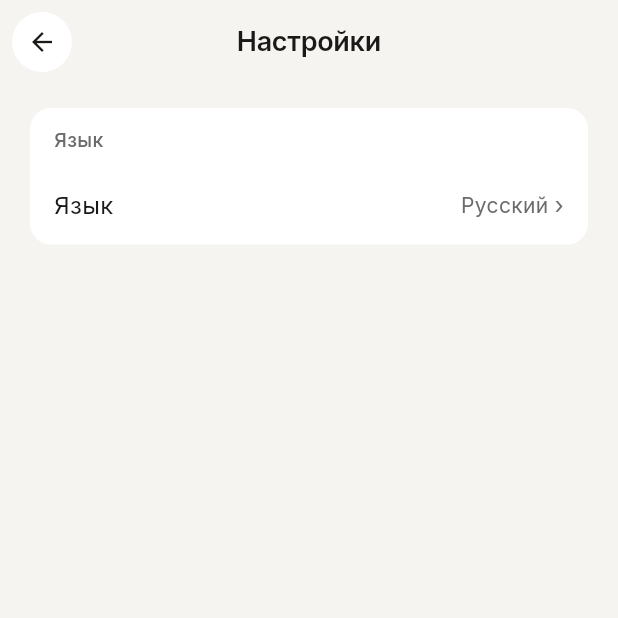
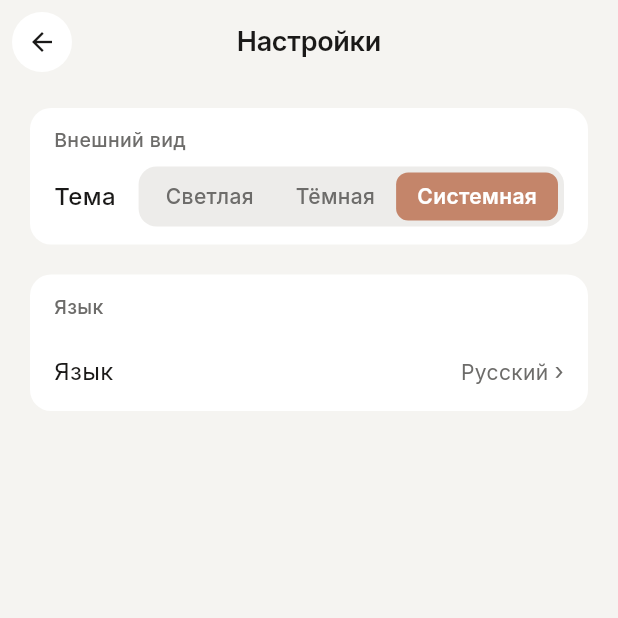
Before and after one commit to matolg/tono, a Flutter app: the screen it shows after launch, after a tap on the "settings" icon, on a phone screen of 412 x 824 dp, the top half of it. Run offline on Flutter 3.47's test engine with Material 3 defaults, Android fonts, the phone set to English and light mode, and no system bars; our stand-ins replace flutter_riverpod, go_router, google_fonts, shared_preferences.

Commit message:
feat: add theme switching and settings screen (step 6)

```diff
--- a/lib/app/app.dart
+++ b/lib/app/app.dart
@@ -3,6 +3,7 @@ import 'package:flutter_localizations/flutter_localizations.dart';
 import 'package:flutter_riverpod/flutter_riverpod.dart';
 
 import '../core/providers/locale_notifier.dart';
+import '../core/providers/theme_mode_notifier.dart';
 import '../l10n/app_localizations.dart';
 import 'router.dart';
 import 'theme/app_theme.dart';
@@ -13,13 +14,14 @@ class App extends ConsumerWidget {
   @override
   Widget build(BuildContext context, WidgetRef ref) {
     final locale = ref.watch(localeProvider);
+    final themeMode = ref.watch(themeModeProvider);
 
     return MaterialApp.router(
       title: 'Tono',
       debugShowCheckedModeBanner: false,
       theme: AppTheme.light,
       darkTheme: AppTheme.dark,
-      themeMode: ThemeMode.system,
+      themeMode: themeMode,
       routerConfig: appRouter,
       locale: locale,
       supportedLocales: AppLocalizations.supportedLocales,
--- /dev/null
+++ b/lib/core/providers/theme_mode_notifier.dart
@@ -0,0 +1,30 @@
+import 'package:flutter/material.dart';
+import 'package:flutter_riverpod/flutter_riverpod.dart';
+import 'package:shared_preferences/shared_preferences.dart';
+
+class ThemeModeNotifier extends Notifier<ThemeMode> {
+  static const _key = 'theme_mode';
+
+  @override
+  ThemeMode build() => ThemeMode.system;
+
+  Future<void> load() async {
+    final prefs = await SharedPreferences.getInstance();
+    final value = prefs.getString(_key);
+    if (value != null) {
+      state = ThemeMode.values.firstWhere(
+        (m) => m.name == value,
+        orElse: () => ThemeMode.system,
+      );
+    }
+  }
+
+  Future<void> setThemeMode(ThemeMode mode) async {
+    final prefs = await SharedPreferences.getInstance();
+    await prefs.setString(_key, mode.name);
+    state = mode;
+  }
+}
+
+final themeModeProvider =
+    NotifierProvider<ThemeModeNotifier, ThemeMode>(ThemeModeNotifier.new);
--- a/lib/features/settings/presentation/settings_screen.dart
+++ b/lib/features/settings/presentation/settings_screen.dart
@@ -4,8 +4,10 @@ import 'package:go_router/go_router.dart';
 
 import '../../../app/theme/app_text_styles.dart';
 import '../../../core/providers/locale_notifier.dart';
+import '../../../core/providers/theme_mode_notifier.dart';
 import '../../../l10n/app_localizations.dart';
 import '../../../shared/widgets/app_bar_widget.dart';
+import '../../../shared/widgets/segment_control.dart';
 
 class SettingsScreen extends ConsumerWidget {
   const SettingsScreen({super.key});
@@ -14,22 +16,44 @@ class SettingsScreen extends ConsumerWidget {
   Widget build(BuildContext context, WidgetRef ref) {
     final l10n = AppLocalizations.of(context)!;
     final currentLocale = ref.watch(localeProvider);
+    final themeMode = ref.watch(themeModeProvider);
     final colorScheme = Theme.of(context).colorScheme;
-    final isDark = Theme.of(context).brightness == Brightness.dark;
-
     final currentLangLabel =
         currentLocale.languageCode == 'ru' ? 'Русский' : 'English';
+
+    final themeModes = [ThemeMode.light, ThemeMode.dark, ThemeMode.system];
+    String themeModeLabel(ThemeMode m) => switch (m) {
+          ThemeMode.light => l10n.settingsThemeLight,
+          ThemeMode.dark => l10n.settingsThemeDark,
+          ThemeMode.system => l10n.settingsThemeSystem,
+        };
 
     return Scaffold(
       appBar: AppBarWidget(title: l10n.screenSettingsTitle, showBack: true),
       body: ListView(
         padding: const EdgeInsets.fromLTRB(20, 16, 20, 40),
         children: [
+          // Appearance section
+          _Section(
+            header: l10n.settingsAppearanceSectionHeader,
+            colorScheme: colorScheme,
+            children: [
+              _ThemeRow(
+                label: l10n.settingsThemeTitle,
+                themeModes: themeModes,
+                selected: themeMode,
+                labelOf: themeModeLabel,
+                onChanged: (m) =>
+                    ref.read(themeModeProvider.notifier).setThemeMode(m),
+                colorScheme: colorScheme,
+              ),
+            ],
+          ),
+          const SizedBox(height: 20),
           // Language section
           _Section(
             header: l10n.settingsLanguageTitle,
             colorScheme: colorScheme,
-            isDark: isDark,
             children: [
               _NavigationRow(
                 label: l10n.settingsLanguageTitle,
@@ -45,19 +69,17 @@ class SettingsScreen extends ConsumerWidget {
   }
 }
 
-// ── Shared section container ──────────────────────────────────────────────────
+// ── Section container ─────────────────────────────────────────────────────────
 
 class _Section extends StatelessWidget {
   final String header;
   final List<Widget> children;
   final ColorScheme colorScheme;
-  final bool isDark;
 
   const _Section({
     required this.header,
     required this.children,
     required this.colorScheme,
-    required this.isDark,
   });
 
   @override
@@ -70,14 +92,12 @@ class _Section extends StatelessWidget {
       child: Column(
         crossAxisAlignment: CrossAxisAlignment.start,
         children: [
-          // Section header inside card
           Padding(
             padding: const EdgeInsets.fromLTRB(16, 12, 16, 8),
             child: Text(
               header,
-              style: AppTextStyles.bodySm(
-                color: colorScheme.onSurfaceVariant,
-              ).copyWith(fontWeight: FontWeight.w500),
+              style: AppTextStyles.bodySm(color: colorScheme.onSurfaceVariant)
+                  .copyWith(fontWeight: FontWeight.w500),
             ),
           ),
           ...children,
@@ -87,7 +107,50 @@ class _Section extends StatelessWidget {
   }
 }
 
-// ── Row that navigates to a sub-screen ───────────────────────────────────────
+// ── Theme row with SegmentControl ─────────────────────────────────────────────
+
+class _ThemeRow extends StatelessWidget {
+  final String label;
+  final List<ThemeMode> themeModes;
+  final ThemeMode selected;
+  final String Function(ThemeMode) labelOf;
+  final ValueChanged<ThemeMode> onChanged;
+  final ColorScheme colorScheme;
+
+  const _ThemeRow({
+    required this.label,
+    required this.themeModes,
+    required this.selected,
+    required this.labelOf,
+    required this.onChanged,
+    required this.colorScheme,
+  });
+
+  @override
+  Widget build(BuildContext context) {
+    return Padding(
+      padding: const EdgeInsets.fromLTRB(16, 0, 16, 12),
+      child: Row(
+        mainAxisAlignment: MainAxisAlignment.spaceBetween,
+        children: [
+          Text(
+            label,
+            style: AppTextStyles.bodyL(color: colorScheme.onSurface)
+                .copyWith(fontWeight: FontWeight.w500),
+          ),
+          SegmentControl<ThemeMode>(
+            values: themeModes,
+            selected: selected,
+            labelOf: labelOf,
+            onChanged: onChanged,
+          ),
+        ],
+      ),
+    );
+  }
+}
+
+// ── Navigation row ────────────────────────────────────────────────────────────
 
 class _NavigationRow extends StatelessWidget {
   final String label;
--- a/lib/l10n/app_en.arb
+++ b/lib/l10n/app_en.arb
@@ -31,6 +31,7 @@
   "metronomeStop": "Stop",
   "metronomeBpmLabel": "BPM",
 
+  "settingsAppearanceSectionHeader": "Appearance",
   "settingsThemeTitle": "Theme",
   "settingsThemeLight": "Light",
   "settingsThemeDark": "Dark",
--- a/lib/l10n/app_localizations.dart
+++ b/lib/l10n/app_localizations.dart
@@ -230,7 +230,13 @@ abstract class AppLocalizations {
   /// **'BPM'**
   String get metronomeBpmLabel;
 
-  /// Theme section title in settings
+  /// Appearance section header in settings card
+  ///
+  /// In ru, this message translates to:
+  /// **'Внешний вид'**
+  String get settingsAppearanceSectionHeader;
+
+  /// Theme row label in settings
   ///
   /// In ru, this message translates to:
   /// **'Тема'**
--- a/lib/l10n/app_localizations_en.dart
+++ b/lib/l10n/app_localizations_en.dart
@@ -75,6 +75,9 @@ class AppLocalizationsEn extends AppLocalizations {
   String get metronomeBpmLabel => 'BPM';
 
   @override
+  String get settingsAppearanceSectionHeader => 'Appearance';
+
+  @override
   String get settingsThemeTitle => 'Theme';
 
   @override
--- a/lib/l10n/app_localizations_ru.dart
+++ b/lib/l10n/app_localizations_ru.dart
@@ -75,6 +75,9 @@ class AppLocalizationsRu extends AppLocalizations {
   String get metronomeBpmLabel => 'BPM';
 
   @override
+  String get settingsAppearanceSectionHeader => 'Внешний вид';
+
+  @override
   String get settingsThemeTitle => 'Тема';
 
   @override
--- a/lib/l10n/app_ru.arb
+++ b/lib/l10n/app_ru.arb
@@ -67,8 +67,11 @@
   "metronomeBpmLabel": "BPM",
   "@metronomeBpmLabel": { "description": "BPM label" },
 
+  "settingsAppearanceSectionHeader": "Внешний вид",
+  "@settingsAppearanceSectionHeader": { "description": "Appearance section header in settings card" },
+
   "settingsThemeTitle": "Тема",
-  "@settingsThemeTitle": { "description": "Theme section title in settings" },
+  "@settingsThemeTitle": { "description": "Theme row label in settings" },
 
   "settingsThemeLight": "Светлая",
   "@settingsThemeLight": { "description": "Light theme option" },
--- a/lib/main.dart
+++ b/lib/main.dart
@@ -3,12 +3,16 @@ import 'package:flutter_riverpod/flutter_riverpod.dart';
 
 import 'app/app.dart';
 import 'core/providers/locale_notifier.dart';
+import 'core/providers/theme_mode_notifier.dart';
 
 void main() async {
   WidgetsFlutterBinding.ensureInitialized();
 
   final container = ProviderContainer();
-  await container.read(localeProvider.notifier).load();
+  await Future.wait([
+    container.read(localeProvider.notifier).load(),
+    container.read(themeModeProvider.notifier).load(),
+  ]);
 
   runApp(UncontrolledProviderScope(container: container, child: const App()));
 }
```
